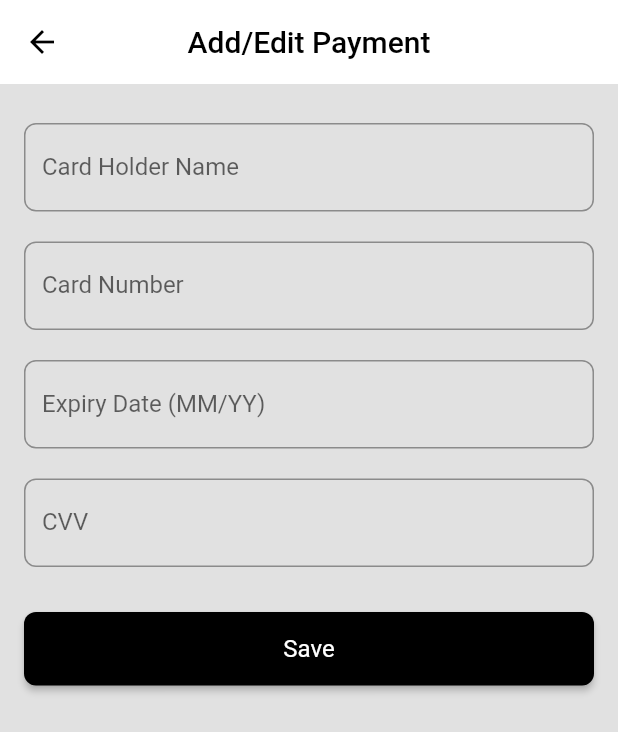
After one commit to Baelong/GrubGo, a Flutter app: the PaymentForm screen opened directly, on a phone screen of 412 x 824 dp. The commit adds this screen. Shown: the top 732 px of the screen. Run offline on Flutter 3.47's test engine with Material 2 defaults, Android fonts, the phone set to English and light mode, and no system bars; our stand-ins replace cloud_firestore, firebase_auth, firebase_core, image_picker; missing offline and left inert: flutter_google_places, google_maps_webservice; accounts and stored records are empty.

Commit message:
added payment options, reset password, country selection, and api for addresses but doesnt work completely

```diff
--- /dev/null
+++ b/GrubGo/lib/payment_form.dart
@@ -0,0 +1,118 @@
+import 'package:flutter/material.dart';
+import 'payment_model.dart';
+
+class PaymentForm extends StatefulWidget {
+  final Payment? payment;
+
+  PaymentForm({this.payment});
+
+  @override
+  _PaymentFormState createState() => _PaymentFormState();
+}
+
+class _PaymentFormState extends State<PaymentForm> {
+  final _formKey = GlobalKey<FormState>();
+  late TextEditingController _cardHolderNameController;
+  late TextEditingController _cardNumberController;
+  late TextEditingController _expiryDateController;
+  late TextEditingController _cvvController;
+
+  @override
+  void initState() {
+    super.initState();
+    _cardHolderNameController = TextEditingController(text: widget.payment?.cardHolderName ?? '');
+    _cardNumberController = TextEditingController(text: widget.payment?.cardNumber ?? '');
+    _expiryDateController = TextEditingController(text: widget.payment?.expiryDate ?? '');
+    _cvvController = TextEditingController(text: widget.payment?.cvv ?? '');
+  }
+
+  @override
+  void dispose() {
+    _cardHolderNameController.dispose();
+    _cardNumberController.dispose();
+    _expiryDateController.dispose();
+    _cvvController.dispose();
+    super.dispose();
+  }
+
+  void _saveForm() {
+    if (_formKey.currentState!.validate()) {
+      final payment = Payment(
+        id: widget.payment?.id ?? '',
+        cardHolderName: _cardHolderNameController.text,
+        cardNumber: _cardNumberController.text,
+        expiryDate: _expiryDateController.text,
+        cvv: _cvvController.text,
+      );
+      Navigator.of(context).pop(payment);
+    }
+  }
+
+  @override
+  Widget build(BuildContext context) {
+    return Scaffold(
+      backgroundColor: Color(0xFFE1E1E1),
+      appBar: AppBar(
+        backgroundColor: Colors.white,
+        title: Text('Add/Edit Payment', style: TextStyle(color: Colors.black)),
+        centerTitle: true,
+        elevation: 0,
+        leading: IconButton(
+          icon: Icon(Icons.arrow_back, color: Colors.black),
+          onPressed: () {
+            Navigator.of(context).pop();
+          },
+        ),
+      ),
+      body: Padding(
+        padding: const EdgeInsets.all(16.0),
+        child: Form(
+          key: _formKey,
+          child: ListView(
+            children: [
+              _buildTextField('Card Holder Name', _cardHolderNameController),
+              _buildTextField('Card Number', _cardNumberController, TextInputType.number),
+              _buildTextField('Expiry Date (MM/YY)', _expiryDateController),
+              _buildTextField('CVV', _cvvController, TextInputType.number),
+              SizedBox(height: 20),
+              ElevatedButton(
+                onPressed: _saveForm,
+                child: Text('Save'),
+                style: ElevatedButton.styleFrom(
+                  primary: Colors.black,
+                  padding: EdgeInsets.symmetric(horizontal: 20, vertical: 15),
+                  textStyle: TextStyle(fontSize: 16),
+                  shape: RoundedRectangleBorder(
+                    borderRadius: BorderRadius.circular(8.0),
+                  ),
+                ),
+              ),
+            ],
+          ),
+        ),
+      ),
+    );
+  }
+
+  Widget _buildTextField(String labelText, TextEditingController controller, [TextInputType keyboardType = TextInputType.text]) {
+    return Padding(
+      padding: const EdgeInsets.symmetric(vertical: 10.0),
+      child: TextFormField(
+        controller: controller,
+        decoration: InputDecoration(
+          labelText: labelText,
+          border: OutlineInputBorder(
+            borderRadius: BorderRadius.circular(8.0),
+          ),
+        ),
+        keyboardType: keyboardType,
+        validator: (value) {
+          if (value == null || value.isEmpty) {
+            return 'Please enter $labelText';
+          }
+          return null;
+        },
+      ),
+    );
+  }
+}
--- /dev/null
+++ b/GrubGo/lib/payment_model.dart
@@ -0,0 +1,34 @@
+class Payment {
+  String id;
+  String cardNumber;
+  String cardHolderName;
+  String expiryDate;
+  String cvv;
+
+  Payment({
+    required this.id,
+    required this.cardNumber,
+    required this.cardHolderName,
+    required this.expiryDate,
+    required this.cvv,
+  });
+
+  factory Payment.fromFirestore(Map<String, dynamic> data, String documentId) {
+    return Payment(
+      id: documentId,
+      cardNumber: data['cardNumber'],
+      cardHolderName: data['cardHolderName'],
+      expiryDate: data['expiryDate'],
+      cvv: data['cvv'],
+    );
+  }
+
+  Map<String, dynamic> toFirestore() {
+    return {
+      'cardNumber': cardNumber,
+      'cardHolderName': cardHolderName,
+      'expiryDate': expiryDate,
+      'cvv': cvv,
+    };
+  }
+}
--- a/GrubGo/pubspec.yaml
+++ b/GrubGo/pubspec.yaml
@@ -35,6 +35,11 @@ dependencies:
   firebase_core_platform_interface: 4.5.1
   firebase_auth: ^3.3.19
   image_picker: ^0.8.4+8
+  google_maps_flutter: ^2.0.6
+  flutter_google_places: ^0.3.0
+  http: ^0.13.3
+  provider: ^5.0.0
+  location: ^4.3.0
 
   # The following adds the Cupertino Icons font to your application.
   # Use with the CupertinoIcons class for iOS style icons.
```
Also changed, not shown: GrubGo/lib/LoginPage.dart (+13 -5 lines), GrubGo/lib/address_search_screen.dart (added, +84 -0 lines), GrubGo/lib/addresses_screen.dart (added, +101 -0 lines), GrubGo/lib/country_selection_screen.dart (added, +94 -0 lines), GrubGo/lib/payment_options_screen.dart (added, +118 -0 lines), GrubGo/lib/reset_password_page.dart (added, +68 -0 lines), GrubGo/lib/settings_screen.dart (+8 -5 lines), GrubGo/pubspec.lock, 3 other files.
